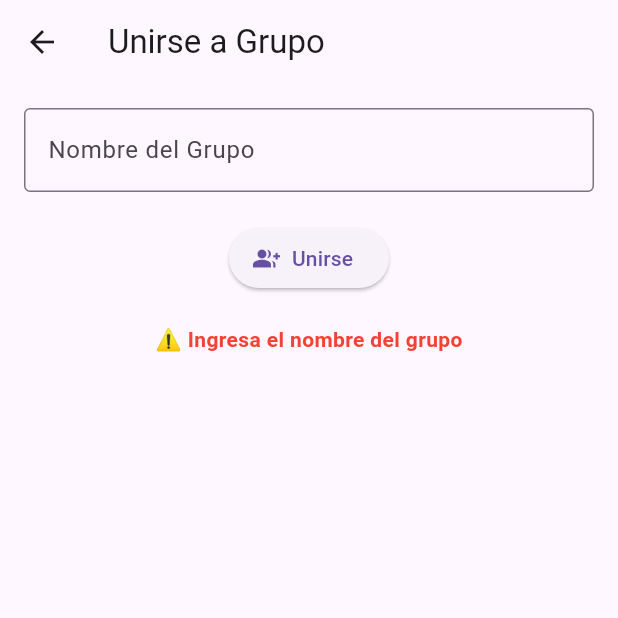
After one commit to ErickArayaDiaz/VSCONDE, a Flutter app: the JoinGroupScreen screen opened directly, after a tap on "Unirse", on a phone screen of 412 x 824 dp, the top half of it. The commit adds this screen. Run offline on Flutter 3.47's test engine with Material 3 defaults, Android fonts, the light colour scheme and no system bars; our stand-ins replace hive, hive_flutter, supabase_flutter; accounts and stored records are empty; network calls fail.

Commit message:
xp final

```diff
--- /dev/null
+++ b/Proga_Avnazada/agile_todo_app/agile_todo_app/lib/screens/join_group_screen.dart
@@ -0,0 +1,108 @@
+// lib/screens/join_group_screen.dart
+import 'package:flutter/material.dart';
+import 'package:provider/provider.dart';
+import 'package:supabase_flutter/supabase_flutter.dart';
+import '../providers/task_provider.dart';
+
+class JoinGroupScreen extends StatefulWidget {
+  const JoinGroupScreen({super.key});
+
+  @override
+  State<JoinGroupScreen> createState() => _JoinGroupScreenState();
+}
+
+class _JoinGroupScreenState extends State<JoinGroupScreen> {
+  final TextEditingController _groupNameCtrl = TextEditingController();
+  bool _loading = false;
+  String? _message;
+
+  Future<void> _joinGroup() async {
+    final groupName = _groupNameCtrl.text.trim();
+    if (groupName.isEmpty) {
+      setState(() => _message = "⚠️ Ingresa el nombre del grupo");
+      return;
+    }
+
+    setState(() {
+      _loading = true;
+      _message = null;
+    });
+
+    try {
+      final userId = Supabase.instance.client.auth.currentUser!.id;
+
+      // Buscar el grupo por nombre
+      final groups = await Supabase.instance.client
+          .from('groups')
+          .select('id')
+          .eq('name', groupName);
+
+      if (groups.isEmpty) {
+        setState(() => _message = "❌ No existe un grupo con ese nombre");
+        return;
+      }
+
+      final groupId = groups.first['id'] as String;
+
+      // Insertar en group_members
+      await Supabase.instance.client.from('group_members').insert({
+        'group_id': groupId,
+        'user_id': userId,
+        'role': 'member',
+      });
+
+      // ✅ Actualizar el TaskProvider con el nuevo grupo
+      final provider = context.read<TaskProvider>();
+      provider.setGroup(groupId);
+
+      setState(() => _message = "✅ Te uniste al grupo $groupName");
+    } catch (e) {
+      setState(() => _message = "❌ Error al unirse: $e");
+    } finally {
+      setState(() => _loading = false);
+    }
+  }
+
+  @override
+  Widget build(BuildContext context) {
+    return Scaffold(
+      appBar: AppBar(title: const Text("Unirse a Grupo")),
+      body: Padding(
+        padding: const EdgeInsets.all(16.0),
+        child: Column(
+          children: [
+            TextField(
+              controller: _groupNameCtrl,
+              decoration: const InputDecoration(
+                labelText: "Nombre del Grupo",
+                border: OutlineInputBorder(),
+              ),
+            ),
+            const SizedBox(height: 20),
+            ElevatedButton.icon(
+              onPressed: _loading ? null : _joinGroup,
+              icon: _loading
+                  ? const SizedBox(
+                      width: 18,
+                      height: 18,
+                      child: CircularProgressIndicator(
+                          strokeWidth: 2, color: Colors.white),
+                    )
+                  : const Icon(Icons.group_add),
+              label: Text(_loading ? "Uniéndose..." : "Unirse"),
+            ),
+            const SizedBox(height: 20),
+            if (_message != null)
+              Text(
+                _message!,
+                style: TextStyle(
+                  color: _message!.contains("✅") ? Colors.green : Colors.red,
+                  fontWeight: FontWeight.bold,
+                ),
+              ),
+          ],
+        ),
+      ),
+    );
+  }
+}
```
Also changed, not shown: Proga_Avnazada/agile_todo_app/agile_todo_app/lib/providers/task_provider.dart (+16 -4 lines), Proga_Avnazada/agile_todo_app/agile_todo_app/lib/screens/group_screen.dart (+21 -4 lines), Proga_Avnazada/agile_todo_app/agile_todo_app/lib/screens/task_screen.dart (+42 -13 lines).
